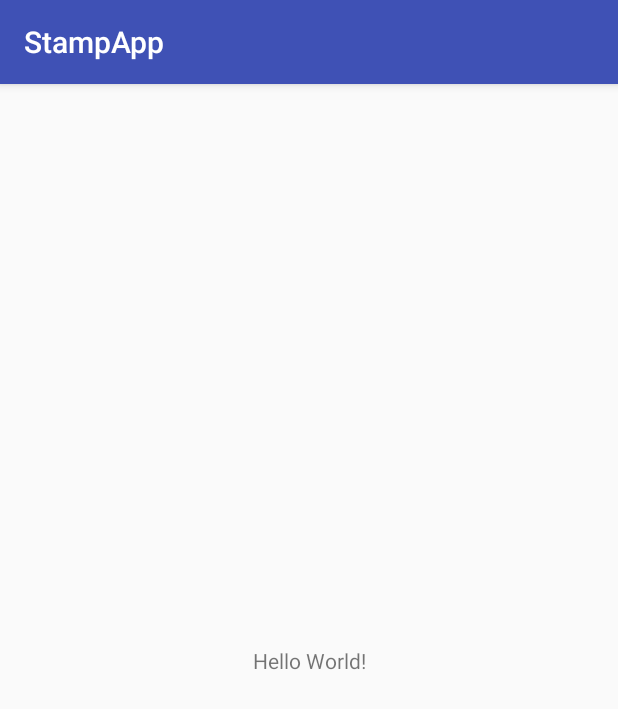
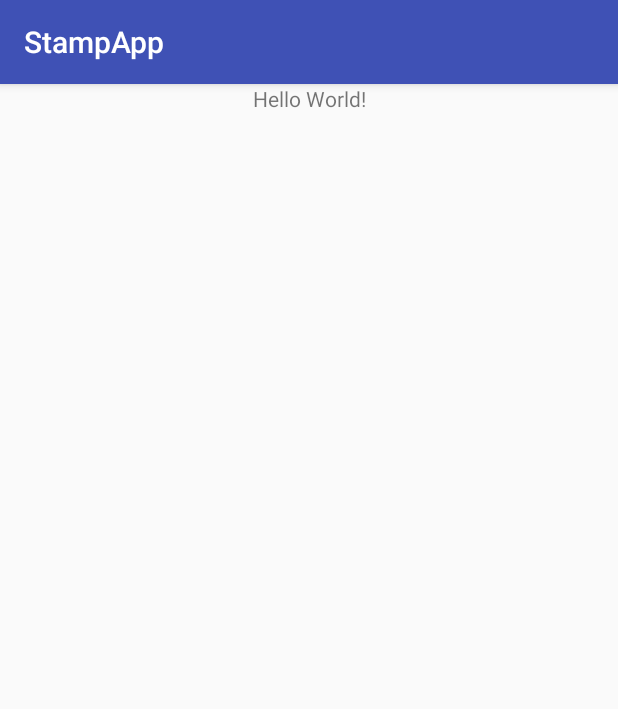
Before and after one commit to tsukajizo/stamp-app, an Android app: the screen it shows after launch (MainActivity), on a phone screen of 412 x 824 dp. Shown: the top 709 px of the screen. Run offline under Robolectric (Android 15) with nearby library versions, the phone set to English and light mode, and no system bars.

Commit message:
Fragmentを表示する

```diff
--- a/app/src/main/java/net/tsukajizo/stampapp/MainActivity.kt
+++ b/app/src/main/java/net/tsukajizo/stampapp/MainActivity.kt
@@ -1,12 +1,16 @@
 package net.tsukajizo.stampapp
 
+import android.os.Bundle
 import android.support.v7.app.AppCompatActivity
-import android.os.Bundle
 
 class MainActivity : AppCompatActivity() {
 
     override fun onCreate(savedInstanceState: Bundle?) {
         super.onCreate(savedInstanceState)
         setContentView(R.layout.activity_main)
+
+        val transaction = supportFragmentManager.beginTransaction()
+        transaction.replace(R.id.fl_fragment_container, StampViewerFragment.newInstance())
+        transaction.commit()
     }
 }
--- /dev/null
+++ b/app/src/main/java/net/tsukajizo/stampapp/StampViewerFragment.kt
@@ -0,0 +1,26 @@
+package net.tsukajizo.stampapp
+
+
+import android.os.Bundle
+import android.support.v4.app.Fragment
+import android.view.LayoutInflater
+import android.view.View
+import android.view.ViewGroup
+
+
+public class StampViewerFragment : Fragment() {
+
+    companion object {
+        fun newInstance(): StampViewerFragment {
+            val fragment = StampViewerFragment()
+            var bundle = Bundle()
+            fragment.arguments = bundle
+            return fragment
+        }
+    }
+
+    override fun onCreateView(inflater: LayoutInflater, container: ViewGroup?, savedInstanceState: Bundle?): View? {
+        return inflater.inflate(R.layout.fragment_stamp_vewier, container, false)
+    }
+
+}
--- a/app/src/main/res/layout/activity_main.xml
+++ b/app/src/main/res/layout/activity_main.xml
@@ -1,18 +1,15 @@
 <?xml version="1.0" encoding="utf-8"?>
 <android.support.constraint.ConstraintLayout xmlns:android="http://schemas.android.com/apk/res/android"
-    xmlns:app="http://schemas.android.com/apk/res-auto"
+
     xmlns:tools="http://schemas.android.com/tools"
     android:layout_width="match_parent"
     android:layout_height="match_parent"
     tools:context=".MainActivity">
 
-    <TextView
-        android:layout_width="wrap_content"
-        android:layout_height="wrap_content"
-        android:text="Hello World!"
-        app:layout_constraintBottom_toBottomOf="parent"
-        app:layout_constraintLeft_toLeftOf="parent"
-        app:layout_constraintRight_toRightOf="parent"
-        app:layout_constraintTop_toTopOf="parent" />
+    <FrameLayout
+        android:id="@+id/fl_fragment_container"
+        android:layout_width="match_parent"
+        android:layout_height="wrap_content" />
+
 
 </android.support.constraint.ConstraintLayout>
--- /dev/null
+++ b/app/src/main/res/layout/fragment_stamp_vewier.xml
@@ -0,0 +1,15 @@
+<?xml version="1.0" encoding="utf-8"?>
+<android.support.constraint.ConstraintLayout xmlns:android="http://schemas.android.com/apk/res/android"
+    xmlns:app="http://schemas.android.com/apk/res-auto"
+    android:layout_width="match_parent"
+    android:layout_height="match_parent">
+
+    <TextView
+        android:layout_width="wrap_content"
+        android:layout_height="wrap_content"
+        android:text="Hello World!"
+        app:layout_constraintBottom_toBottomOf="parent"
+        app:layout_constraintLeft_toLeftOf="parent"
+        app:layout_constraintRight_toRightOf="parent"
+        app:layout_constraintTop_toTopOf="parent" />
+</android.support.constraint.ConstraintLayout>
```
